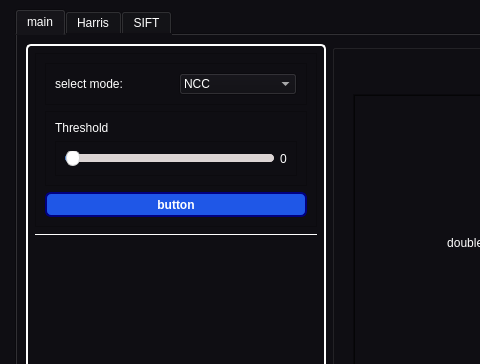
The window that ui.ui (Eagle-E-Y-E/KeyMatch) describes before a commit, drawn with Qt 5; both pictures show x 0 to 480 and y 0 to 364 of the 1043 by 757 pixel window.
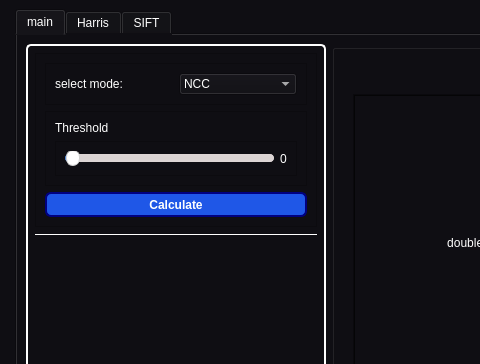
The same window after the commit. Icons and pictures are not drawn.

Diff of the .ui file:
```diff
--- a/ui.ui
+++ b/ui.ui
@@ -521,7 +521,7 @@
 border-color: rgb(0, 0, 127);</string>
                 </property>
                 <property name="text">
-                 <string>button</string>
+                 <string>Calculate</string>
                 </property>
                </widget>
               </item>
```
Left out of the diff: 2 changed lines with no effect on the pictures.
